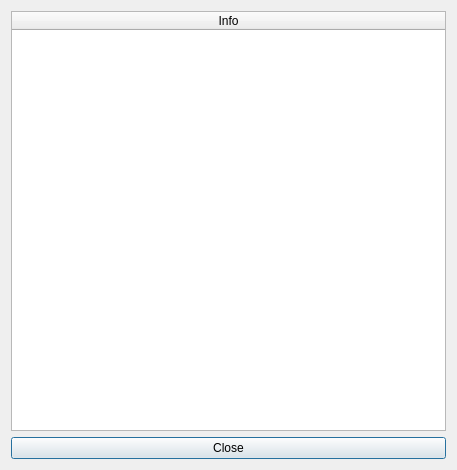
Before: the Qt Designer form qaequilibrae/modules/common_tools/forms/ui_about.ui in AequilibraE/qaequilibrae, drawn with Qt 5.
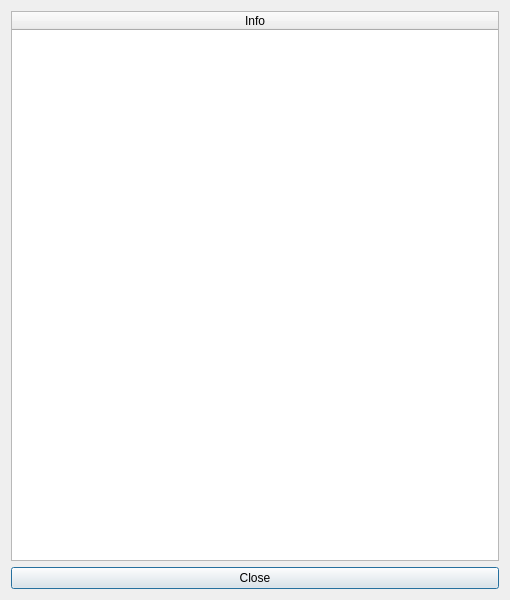
After: the same form once the commit is applied.

```diff
--- a/qaequilibrae/modules/common_tools/forms/ui_about.ui
+++ b/qaequilibrae/modules/common_tools/forms/ui_about.ui
@@ -6,8 +6,8 @@
    <rect>
     <x>0</x>
     <y>0</y>
-    <width>457</width>
-    <height>470</height>
+    <width>510</width>
+    <height>600</height>
    </rect>
   </property>
   <property name="windowTitle">
```
